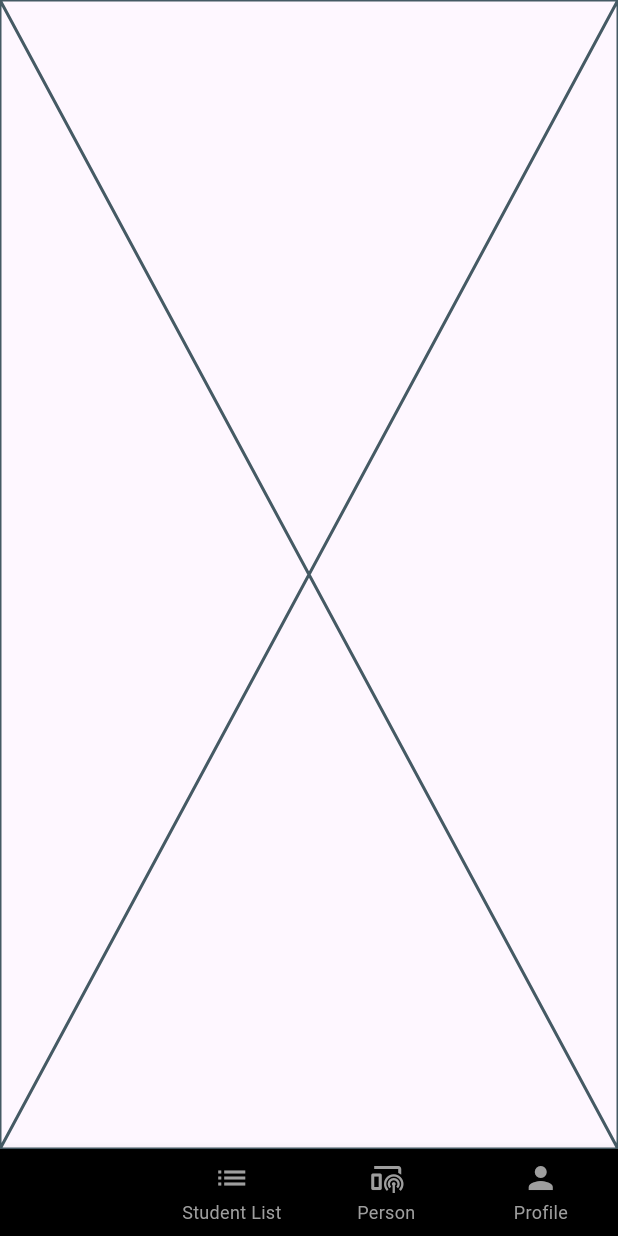
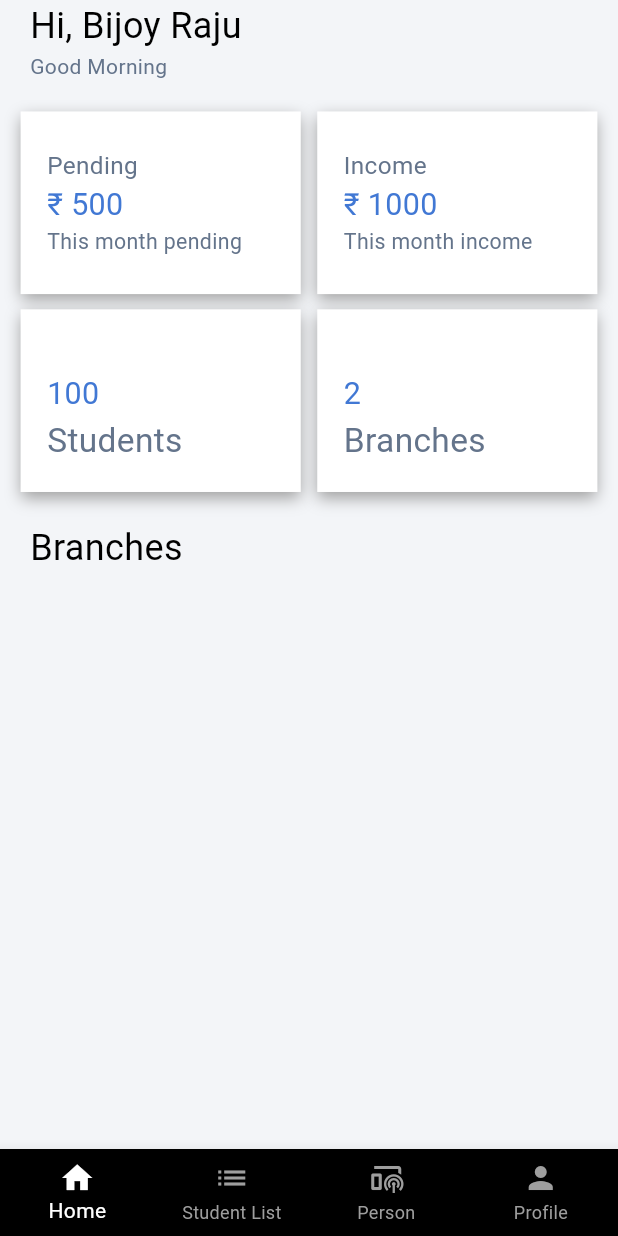
Before and after one commit to BijoyRaju/fee_bee, a Flutter app: the BottomNavBar screen opened directly, on a phone screen of 412 x 824 dp. Run offline on Flutter 3.47's test engine with Material 3 defaults, Android fonts, the phone set to English and light mode, and no system bars; our stand-ins replace flutter_screenutil.

Commit message:
Added Widget, Updated Home

```diff
--- a/lib/main.dart
+++ b/lib/main.dart
@@ -1,8 +1,15 @@
 import 'package:fee_bee/view/splash_screen.dart';
 import 'package:flutter/material.dart';
+import 'package:flutter_screenutil/flutter_screenutil.dart';
 
 void main(){
-  runApp(MyApp());
+  runApp(
+    ScreenUtilInit(
+      designSize: Size(375, 812),
+      minTextAdapt: true,
+      builder: (context,child) => MyApp(),
+    )
+  );
 }
 
 class MyApp extends StatelessWidget {
--- a/lib/view/bottom_nav_bar.dart
+++ b/lib/view/bottom_nav_bar.dart
@@ -33,7 +33,7 @@ class _BottomNavBarState extends State<BottomNavBar> {
             _selectedIndex = index;
           });
         },
-        selectedItemColor: Colors.black,
+        selectedItemColor: Colors.white,
         unselectedItemColor: Colors.grey,
         type: BottomNavigationBarType.fixed,
         items: const[
--- a/lib/view/branches.dart
+++ b/lib/view/branches.dart
@@ -5,6 +5,6 @@ class Branches extends StatelessWidget {
 
   @override
   Widget build(BuildContext context) {
-    return const Placeholder();
+    return const Scaffold();
   }
 }
--- a/lib/view/home.dart
+++ b/lib/view/home.dart
@@ -1,10 +1,55 @@
+import 'package:fee_bee/widget/common_widget.dart';
+import 'package:fee_bee/widget/home_widget.dart';
 import 'package:flutter/material.dart';
+import 'package:flutter_screenutil/flutter_screenutil.dart';
 
 class Home extends StatelessWidget {
   const Home({super.key});
 
   @override
   Widget build(BuildContext context) {
-    return const Placeholder();
+    return Scaffold(
+      backgroundColor: Color(0xFFF3F5F8),
+      body: SafeArea(
+        child:Column(
+            crossAxisAlignment: CrossAxisAlignment.start,
+            children: [
+              Padding(
+                padding: const EdgeInsets.only(left: 20),
+                child: customText("Hi, Bijoy Raju",fontSize: 24),
+              ),
+              Padding(
+                padding: const EdgeInsets.only(left: 20),
+                child: customText("Good Morning",color: Color(0xFF64748B))
+              ),
+              SizedBox(height: 20.h),
+              // DashBoard
+              Row(
+                mainAxisAlignment: MainAxisAlignment.center,
+                children: [
+                  dashBoardContainer("Pending", "₹ 500", "This month pending"),
+                  SizedBox(width: 10.w),
+                  dashBoardContainer("Income", "₹ 1000", "This month income"),
+                ],
+              ),
+              SizedBox(height: 10.h),
+              Row(
+                mainAxisAlignment: MainAxisAlignment.center,
+                children: [
+                  dashBoardContainer("", "100", "Students",fontSize: 22),
+                  SizedBox(width: 10.w),
+                  dashBoardContainer("", "2", "Branches",fontSize: 22),
+                ],
+              ),
+              SizedBox(height: 20.h),
+              Padding(
+                padding: const EdgeInsets.only(left: 20),
+                child: customText("Branches",fontSize: 24),
+              )
+
+            ],
+          ),
+      ),
+    );
   }
 }
--- a/lib/view/splash_screen.dart
+++ b/lib/view/splash_screen.dart
@@ -1,5 +1,5 @@
 import 'dart:async';
-
+import 'package:fee_bee/view/bottom_nav_bar.dart';
 import 'package:flutter/material.dart';
 
 class SplashScreen extends StatefulWidget {
@@ -15,6 +15,7 @@ class _SplashScreenState extends State<SplashScreen> {
   void initState() {
      Timer(Duration(seconds: 4), () {
           // TODO: implement initState
+          Navigator.push(context, MaterialPageRoute(builder: (context) => BottomNavBar()));
     });
     super.initState();
   }
--- /dev/null
+++ b/lib/widget/common_widget.dart
@@ -0,0 +1,11 @@
+import 'package:flutter/material.dart';
+
+Widget customText(String text,{Color color = Colors.black, double fontSize = 14.0}){
+  return Text(
+    text,
+    style: TextStyle(
+      color: color,
+      fontSize: fontSize
+    )
+  );
+}
--- /dev/null
+++ b/lib/widget/home_widget.dart
@@ -0,0 +1,31 @@
+import 'package:fee_bee/widget/common_widget.dart';
+import 'package:flutter/material.dart';
+import 'package:flutter_screenutil/flutter_screenutil.dart';
+
+Widget dashBoardContainer(String? heading, String title,String subTitle,{double fontSize = 14}){
+  return Container(
+    height: 120.h,
+    width: 170.w,
+    padding: EdgeInsets.all(16.w),
+    decoration: BoxDecoration(
+      color: Colors.white,
+      boxShadow: [
+        BoxShadow(
+          color: Colors.grey,
+          blurRadius: 8.r,
+          offset: Offset(0, 4),
+        )
+      ],
+    ),
+    child: Column(
+      mainAxisAlignment: MainAxisAlignment.center,
+      crossAxisAlignment: CrossAxisAlignment.start,
+      children: [
+        if (heading != null)
+        customText(heading,color: Color(0xFF64748B),fontSize: 16.sp),
+        customText(title,color: Color(0xFF4178D4),fontSize: 20.sp),
+        customText(subTitle,color: Color(0xFF64748B),fontSize: fontSize.sp)
+      ],
+    ),
+  );
+}
--- a/pubspec.yaml
+++ b/pubspec.yaml
@@ -34,6 +34,8 @@ dependencies:
   # The following adds the Cupertino Icons font to your application.
   # Use with the CupertinoIcons class for iOS style icons.
   cupertino_icons: ^1.0.8
+  shared_preferences: ^2.5.3
+  flutter_screenutil: ^5.9.3
 
 dev_dependencies:
   flutter_test:
```
Also changed, not shown: pubspec.lock, 1 other file.
